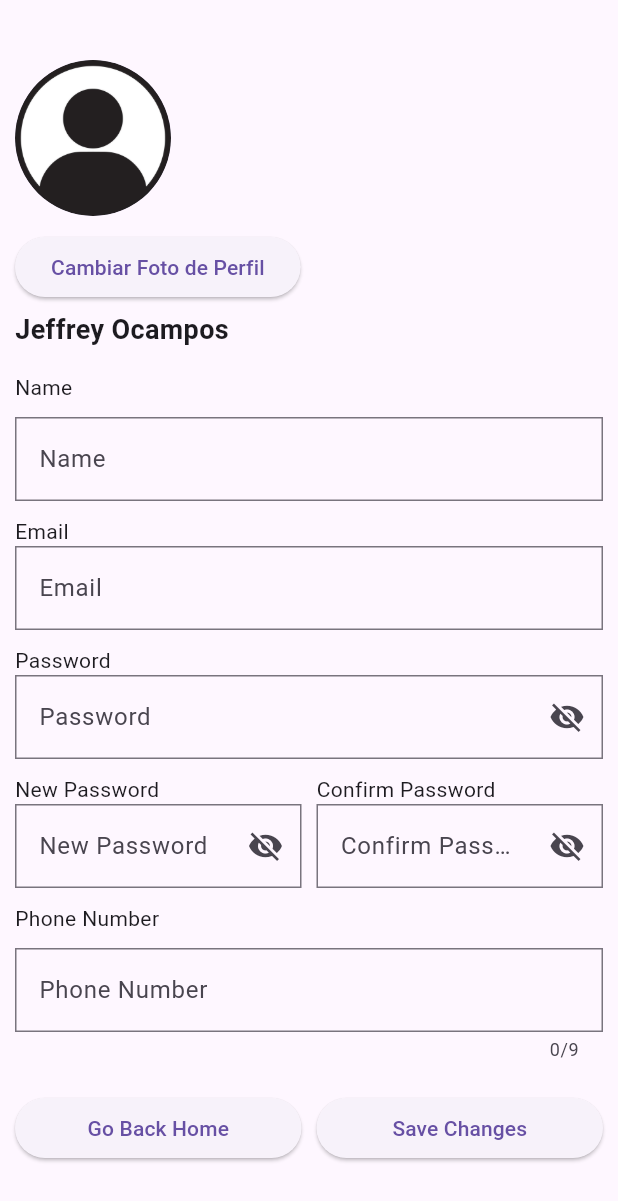
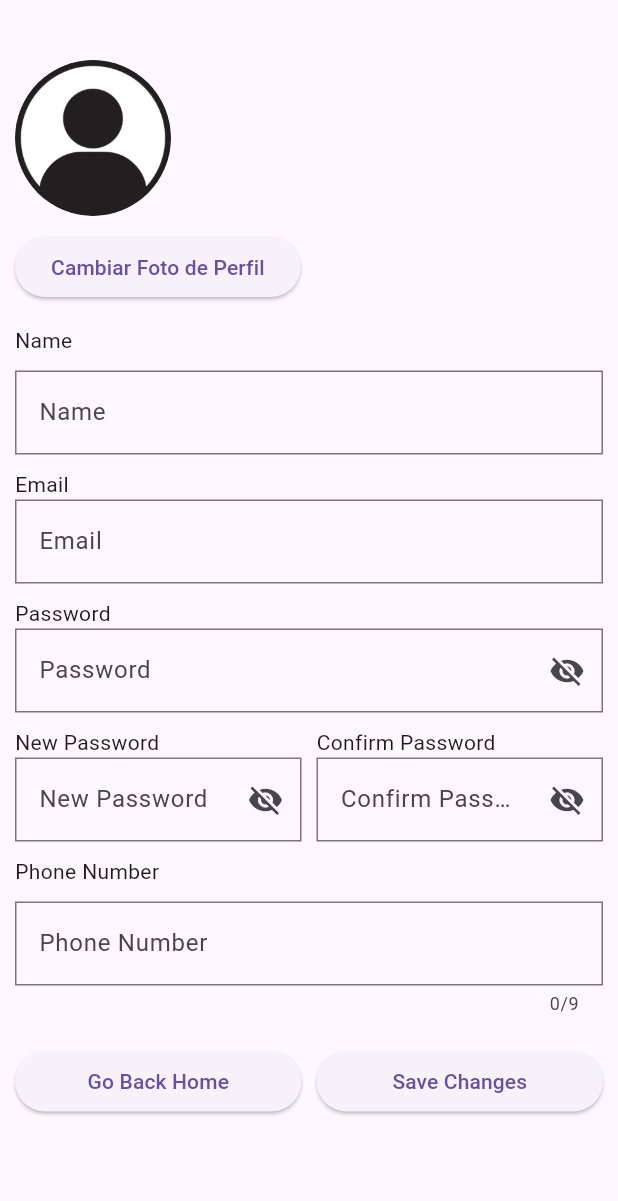
Before and after one commit to HireSync/HireSync-Flutter, a Flutter app: the Profile screen opened directly, on a phone screen of 412 x 824 dp. Shown: the top 1201 px of the screen. Run offline on Flutter 3.47's test engine with Material 3 defaults, Android fonts, the phone set to English and light mode, and no system bars; our stand-ins replace shared_preferences; accounts and stored records are empty.

Commit message:
Update profile.dart

```diff
--- a/lib/screens/profile.dart
+++ b/lib/screens/profile.dart
@@ -41,9 +41,6 @@ class _ProfileState extends State<Profile> {
               },
               child: const Text('Cambiar Foto de Perfil'),
             ),
-            const SizedBox(height: 5),
-            const Text('Jeffrey Ocampos',
-                style: TextStyle(fontSize: 18, fontWeight: FontWeight.bold)),
             const SizedBox(height: 15),
             const Text('Name'),
             const SizedBox(height: 10),
```
